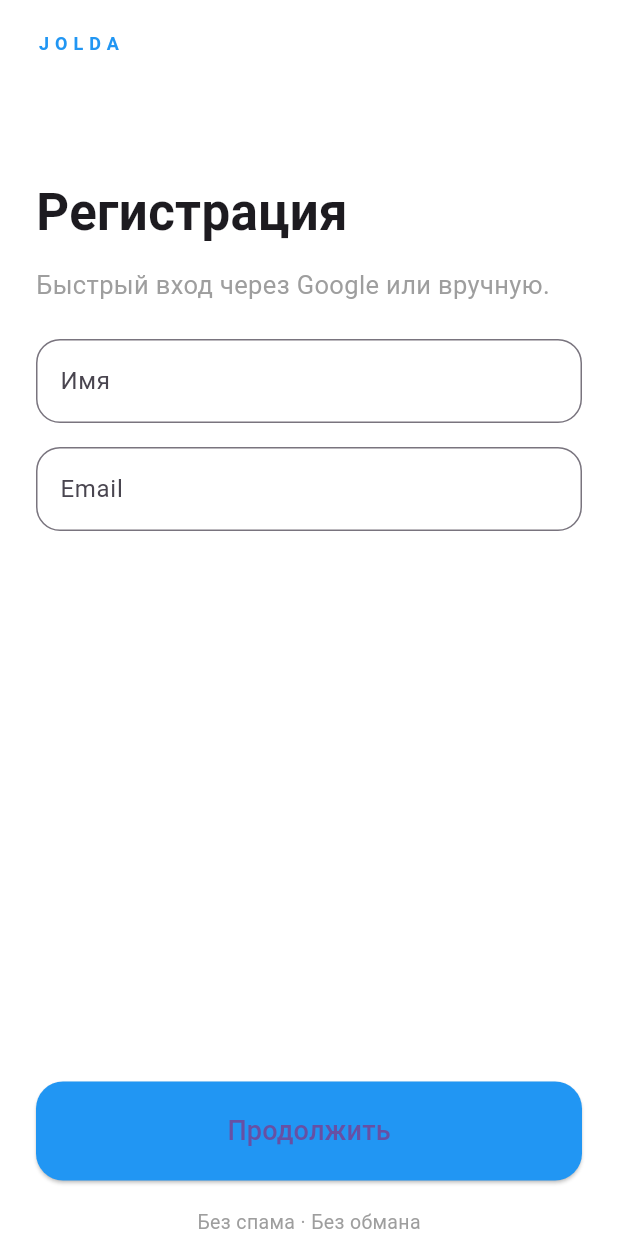
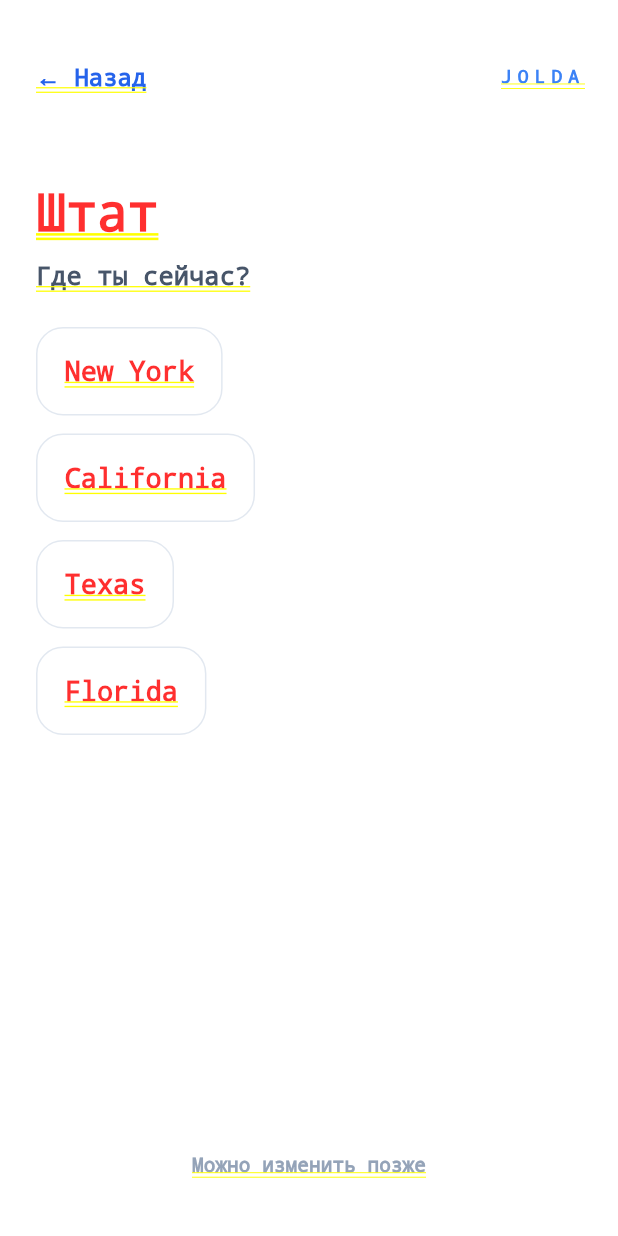
Before and after one commit to zzhmrtv/jolda.app, a Flutter app: the screen it shows after launch, after a tap on "Продолжить", on a phone screen of 412 x 824 dp. Run offline on Flutter 3.47's test engine with Material 3 defaults, Android fonts, the phone set to English and light mode, and no system bars.

Commit message:
Update main.dart

```diff
--- a/app/lib/main.dart
+++ b/app/lib/main.dart
@@ -10,95 +10,276 @@ class JoldaApp extends StatelessWidget {
   @override
   Widget build(BuildContext context) {
     return MaterialApp(
+      title: 'JOLDA',
       debugShowCheckedModeBanner: false,
+      theme: ThemeData(
+        fontFamily: 'System',
+        scaffoldBackgroundColor: Colors.white,
+        useMaterial3: true,
+      ),
       home: const RegisterScreen(),
     );
   }
 }
+
+/* ---------------- REGISTER ---------------- */
 
 class RegisterScreen extends StatelessWidget {
   const RegisterScreen({super.key});
 
   @override
   Widget build(BuildContext context) {
-    return Scaffold(
-      backgroundColor: Colors.white,
-      body: SafeArea(
+    return AnimatedPage(
       child: Padding(
-          padding: const EdgeInsets.symmetric(horizontal: 24),
+        padding: const EdgeInsets.fromLTRB(24, 80, 24, 40),
         child: Column(
           crossAxisAlignment: CrossAxisAlignment.start,
           children: [
-              const SizedBox(height: 20),
             const Text(
-                "JOLDA",
+              'JOLDA',
               style: TextStyle(
                 fontSize: 12,
                 letterSpacing: 4,
-                  color: Colors.blue,
+                color: Color(0xFF3B82F6),
                 fontWeight: FontWeight.w600,
               ),
             ),
             const SizedBox(height: 80),
             const Text(
-                "Регистрация",
-                style: TextStyle(
-                  fontSize: 34,
-                  fontWeight: FontWeight.bold,
-                ),
+              'Регистрация',
+              style: TextStyle(fontSize: 34, fontWeight: FontWeight.w700),
             ),
             const SizedBox(height: 12),
             const Text(
-                "Быстрый вход через Google или вручную.",
-                style: TextStyle(fontSize: 17, color: Colors.grey),
+              'Быстрый вход через Google или вручную.',
+              style: TextStyle(fontSize: 17, color: Color(0xFF475569)),
             ),
             const SizedBox(height: 24),
-              TextField(
-                decoration: InputDecoration(
-                  hintText: "Имя",
-                  border: OutlineInputBorder(
-                    borderRadius: BorderRadius.circular(16),
-                  ),
-                ),
-              ),
-              const SizedBox(height: 16),
-              TextField(
-                decoration: InputDecoration(
-                  hintText: "Email",
-                  border: OutlineInputBorder(
-                    borderRadius: BorderRadius.circular(16),
-                  ),
-                ),
-              ),
+
+            _input('Имя'),
+            _input('Email'),
+
             const Spacer(),
-              SizedBox(
-                width: double.infinity,
-                child: ElevatedButton(
+
+            ElevatedButton(
               style: ElevatedButton.styleFrom(
-                    backgroundColor: Colors.blue,
-                    padding: const EdgeInsets.symmetric(vertical: 20),
+                backgroundColor: const Color(0xFF3B82F6),
+                foregroundColor: Colors.white,
+                minimumSize: const Size.fromHeight(56),
                 shape: RoundedRectangleBorder(
                   borderRadius: BorderRadius.circular(18),
                 ),
               ),
-                  onPressed: () {},
+              onPressed: () {
+                Navigator.push(
+                  context,
+                  _route(const StateScreen()),
+                );
+              },
               child: const Text(
-                    "Продолжить",
-                    style: TextStyle(fontSize: 18),
+                'Продолжить',
+                style: TextStyle(fontSize: 18, fontWeight: FontWeight.w600),
               ),
             ),
-              ),
-              const SizedBox(height: 18),
+            const SizedBox(height: 12),
             const Center(
               child: Text(
-                  "Без спама · Без обмана",
-                  style: TextStyle(fontSize: 13, color: Colors.grey),
+                'Без спама · Без обмана',
+                style: TextStyle(fontSize: 13, color: Color(0xFF94A3B8)),
               ),
             ),
           ],
         ),
       ),
+    );
+  }
+}
+
+/* ---------------- STATE ---------------- */
+
+class StateScreen extends StatelessWidget {
+  const StateScreen({super.key});
+
+  @override
+  Widget build(BuildContext context) {
+    final states = ['New York', 'California', 'Texas', 'Florida'];
+
+    return AnimatedPage(
+      child: Padding(
+        padding: const EdgeInsets.fromLTRB(24, 40, 24, 40),
+        child: Column(
+          crossAxisAlignment: CrossAxisAlignment.start,
+          children: [
+            _topBar(context),
+            const SizedBox(height: 60),
+            const Text(
+              'Штат',
+              style: TextStyle(fontSize: 34, fontWeight: FontWeight.w700),
+            ),
+            const SizedBox(height: 12),
+            const Text(
+              'Где ты сейчас?',
+              style: TextStyle(fontSize: 17, color: Color(0xFF475569)),
+            ),
+            const SizedBox(height: 24),
+            ...states.map(
+              (s) => _card(
+                s,
+                () => Navigator.push(
+                  context,
+                  _route(CityScreen(state: s)),
+                ),
+              ),
+            ),
+            const Spacer(),
+            const Center(
+              child: Text(
+                'Можно изменить позже',
+                style: TextStyle(fontSize: 13, color: Color(0xFF94A3B8)),
+              ),
+            ),
+          ],
+        ),
       ),
     );
   }
 }
+
+/* ---------------- CITY ---------------- */
+
+class CityScreen extends StatelessWidget {
+  final String state;
+  const CityScreen({super.key, required this.state});
+
+  static const cities = {
+    'New York': ['New York City', 'Brooklyn', 'Queens'],
+    'California': ['Los Angeles', 'San Diego', 'San Jose'],
+    'Texas': ['Houston', 'Dallas', 'Austin'],
+    'Florida': ['Miami', 'Orlando', 'Tampa'],
+  };
+
+  @override
+  Widget build(BuildContext context) {
+    return AnimatedPage(
+      child: Padding(
+        padding: const EdgeInsets.fromLTRB(24, 40, 24, 40),
+        child: Column(
+          crossAxisAlignment: CrossAxisAlignment.start,
+          children: [
+            _topBar(context),
+            const SizedBox(height: 60),
+            const Text(
+              'Город',
+              style: TextStyle(fontSize: 34, fontWeight: FontWeight.w700),
+            ),
+            const SizedBox(height: 8),
+            Text(
+              'Штат: $state',
+              style: const TextStyle(fontSize: 17, color: Color(0xFF475569)),
+            ),
+            const SizedBox(height: 24),
+            ...cities[state]!.map(
+              (c) => _card(c, () {}),
+            ),
+            const Spacer(),
+            const Center(
+              child: Text(
+                'Последний шаг',
+                style: TextStyle(fontSize: 13, color: Color(0xFF94A3B8)),
+              ),
+            ),
+          ],
+        ),
+      ),
+    );
+  }
+}
+
+/* ---------------- COMPONENTS ---------------- */
+
+Widget _input(String hint) {
+  return Padding(
+    padding: const EdgeInsets.only(bottom: 16),
+    child: TextField(
+      decoration: InputDecoration(
+        hintText: hint,
+        border: OutlineInputBorder(
+          borderRadius: BorderRadius.circular(16),
+          borderSide: const BorderSide(color: Color(0xFFE2E8F0)),
+        ),
+      ),
+    ),
+  );
+}
+
+Widget _card(String text, VoidCallback onTap) {
+  return GestureDetector(
+    onTap: onTap,
+    child: Container(
+      margin: const EdgeInsets.only(bottom: 12),
+      padding: const EdgeInsets.all(18),
+      decoration: BoxDecoration(
+        border: Border.all(color: const Color(0xFFE2E8F0)),
+        borderRadius: BorderRadius.circular(18),
+      ),
+      child: Text(text, style: const TextStyle(fontSize: 18)),
+    ),
+  );
+}
+
+Widget _topBar(BuildContext context) {
+  return Row(
+    children: [
+      GestureDetector(
+        onTap: () => Navigator.pop(context),
+        child: const Text(
+          '← Назад',
+          style: TextStyle(
+            fontSize: 16,
+            color: Color(0xFF2563EB),
+            fontWeight: FontWeight.w600,
+          ),
+        ),
+      ),
+      const Spacer(),
+      const Text(
+        'JOLDA',
+        style: TextStyle(
+          fontSize: 12,
+          letterSpacing: 4,
+          color: Color(0xFF3B82F6),
+          fontWeight: FontWeight.w600,
+        ),
+      ),
+    ],
+  );
+}
+
+/* ---------------- ANIMATION ---------------- */
+
+class AnimatedPage extends StatelessWidget {
+  final Widget child;
+  const AnimatedPage({super.key, required this.child});
+
+  @override
+  Widget build(BuildContext context) {
+    return TweenAnimationBuilder(
+      duration: const Duration(milliseconds: 350),
+      tween: Tween(begin: 0.0, end: 1.0),
+      builder: (_, double v, __) => Opacity(
+        opacity: v,
+        child: Transform.translate(
+          offset: Offset(0, (1 - v) * 16),
+          child: child,
+        ),
+      ),
+    );
+  }
+}
+
+Route _route(Widget page) {
+  return PageRouteBuilder(
+    pageBuilder: (_, __, ___) => page,
+    transitionsBuilder: (_, a, __, c) => FadeTransition(opacity: a, child: c),
+  );
+}
```
Lines whose indentation alone changed are shown as unchanged.
